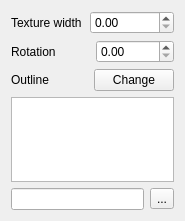
Qt form src/ui/symbollayer/widget_svgfill.ui (qgis/QGIS) before a commit.
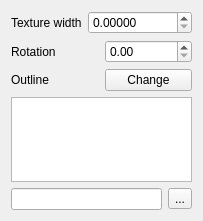
The same form after that commit.

Patch:
```diff
--- a/src/ui/symbollayer/widget_svgfill.ui
+++ b/src/ui/symbollayer/widget_svgfill.ui
@@ -25,6 +25,9 @@
      </item>
      <item>
       <widget class="QDoubleSpinBox" name="mTextureWidthSpinBox">
+       <property name="decimals">
+        <number>5</number>
+       </property>
        <property name="maximum">
         <double>99999999.000000000000000</double>
        </property>
```
